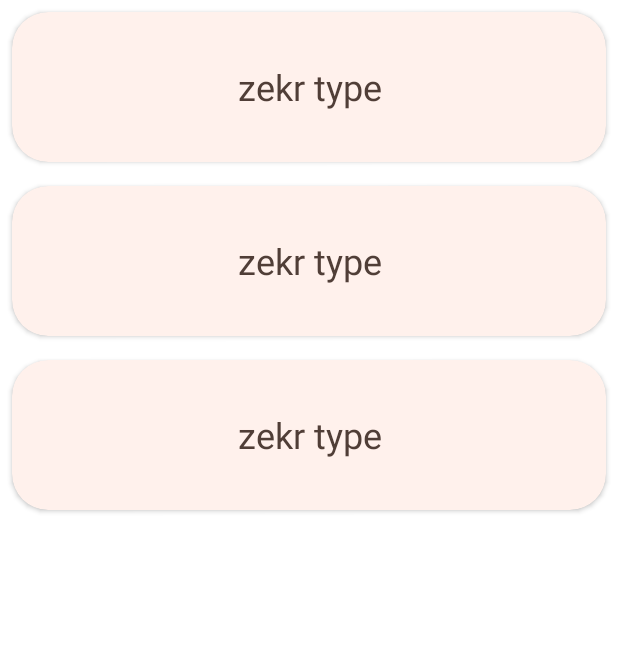
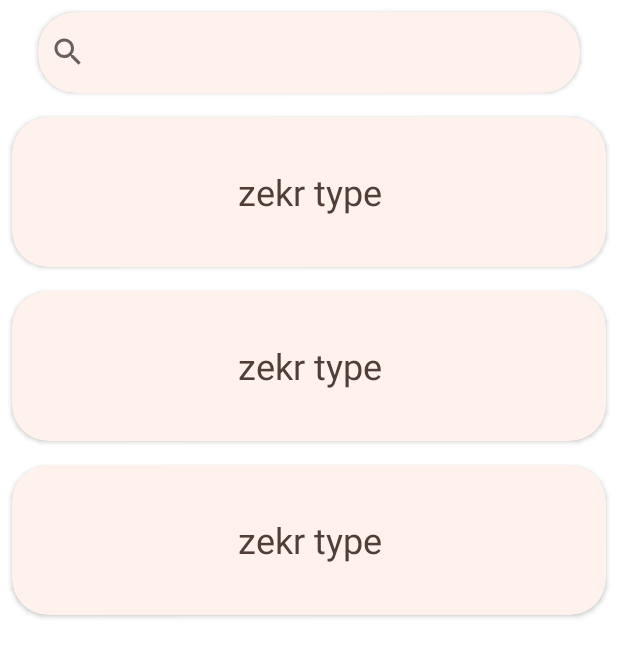
Before and after one commit to MohamedSoliman25/Quran-App, an Android app: the layout fragment_azkar_home.xml on its own in the app's theme, with its tools: preview values and no code run, on a phone screen of 412 x 824 dp. Shown: the top 657 px of the screen. Run offline under Robolectric (Android 15) with nearby library versions, the phone set to English and light mode, and no system bars.

Commit message:
added azkar search

```diff
--- a/app/src/main/res/layout/fragment_azkar_home.xml
+++ b/app/src/main/res/layout/fragment_azkar_home.xml
@@ -1,14 +1,47 @@
 <?xml version="1.0" encoding="utf-8"?>
-<FrameLayout xmlns:android="http://schemas.android.com/apk/res/android"
+<LinearLayout
+    xmlns:android="http://schemas.android.com/apk/res/android"
     xmlns:tools="http://schemas.android.com/tools"
+    xmlns:app="http://schemas.android.com/apk/res-auto"
     android:layout_width="match_parent"
     android:layout_height="match_parent"
+    android:orientation="vertical"
     tools:context=".fragments.AzkarHomeFragment">
 
+    <LinearLayout
+        android:layout_width="match_parent"
+        android:layout_height="70dp">
+
+        <androidx.cardview.widget.CardView
+            android:layout_width="match_parent"
+            android:layout_height="match_parent"
+            android:layout_marginStart="25dp"
+            android:layout_marginTop="8dp"
+            android:layout_marginEnd="25dp"
+            android:layout_marginBottom="8dp"
+            android:backgroundTint="@null"
+            android:padding="8dp"
+            app:cardBackgroundColor="@color/light_palette"
+            app:cardCornerRadius="25dp">
+
+            <EditText
+                android:textDirection="rtl"
+                android:layout_margin="8dp"
+                android:id="@+id/search_zekr_edit_text"
+                android:layout_width="match_parent"
+                android:layout_height="match_parent"
+                android:layout_marginStart="16dp"
+                android:background="@null"
+                android:drawableStart="@drawable/ic_baseline_search"
+                android:drawablePadding="12dp" />
+        </androidx.cardview.widget.CardView>
+
+
+    </LinearLayout>
     <androidx.recyclerview.widget.RecyclerView
         android:id="@+id/azkar_types_list"
         android:layout_width="match_parent"
         tools:listitem="@layout/list_azkar_type"
         android:layout_height="match_parent"/>
 
-</FrameLayout>
+</LinearLayout>
```
Also changed, not shown: app/src/main/java/com/example/quranapp/adapters/AzkarListAdapter.java (+5 -5 lines), app/src/main/java/com/example/quranapp/adapters/AzkarTypesAdapter.java (+44 -1 lines), app/src/main/java/com/example/quranapp/fragments/AzkarHomeFragment.java (+33 -0 lines), app/src/main/assets/azkar/azkar.json.
